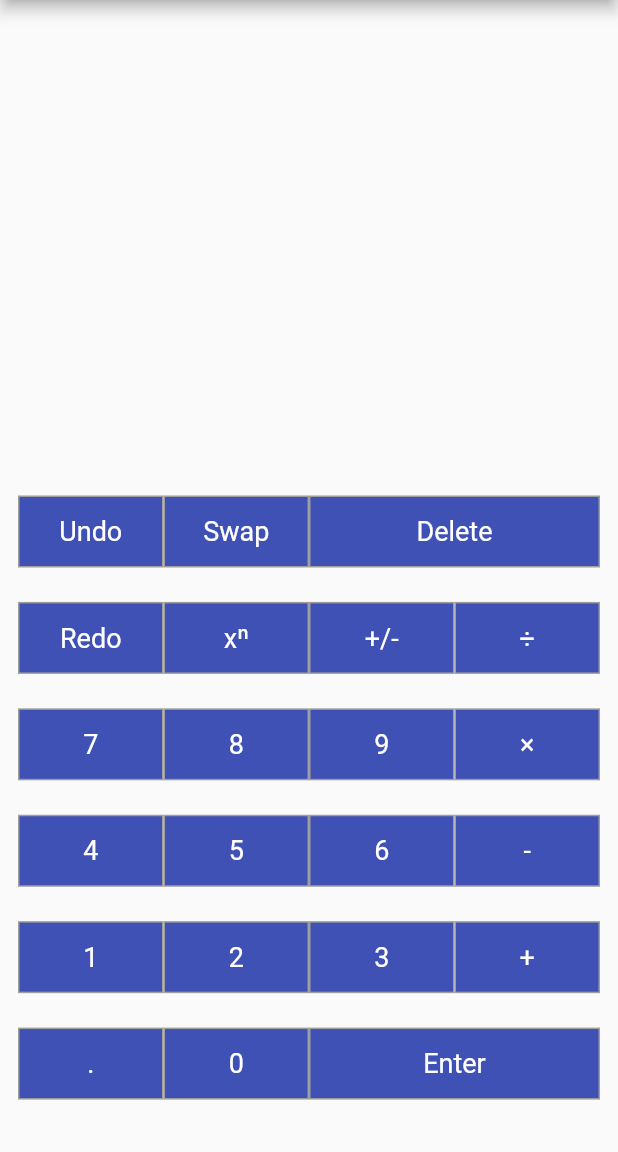
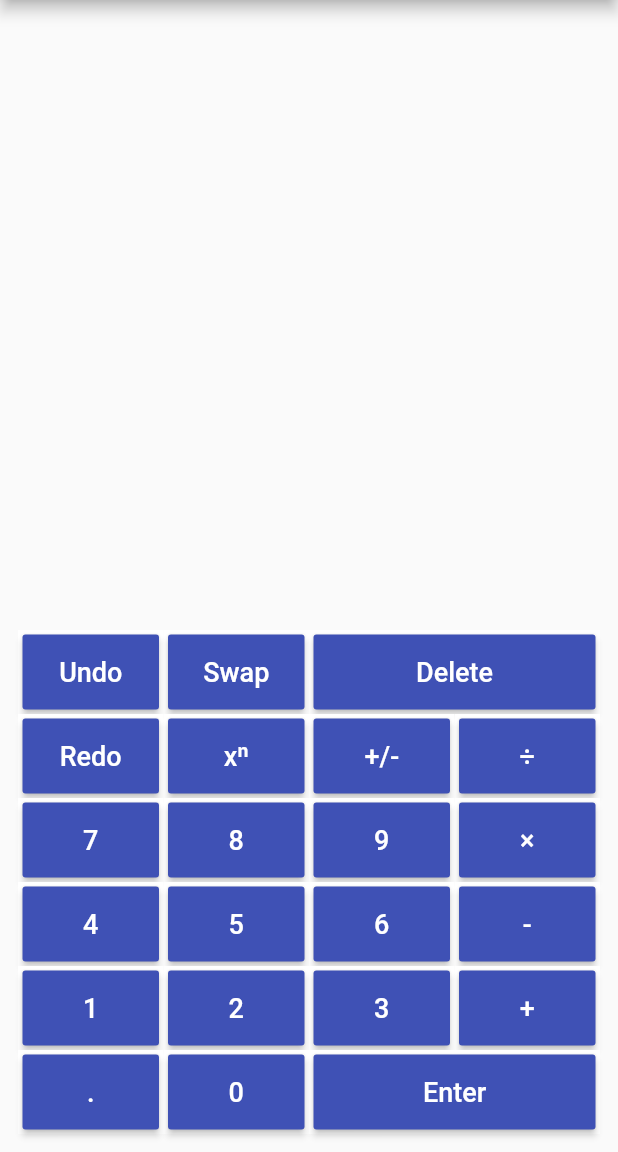
Before and after one commit to Fepelus/rpc, a Flutter app: the screen it shows after launch, on a phone screen of 412 x 824 dp, the part 84-1236 px from its top. Run offline on Flutter 3.47's test engine with Material 2 defaults, Android fonts, the phone set to English and light mode, and no system bars; our stand-ins replace built_collection.

Commit message:
Revert hand-crafted buttons to Flutter buttons

```diff
--- a/Flutter/lib/main.dart
+++ b/Flutter/lib/main.dart
@@ -146,16 +146,15 @@ class CalcKey extends AbCalcKey {
         flex: this.flex,
         child: new Container(
             decoration: new BoxDecoration(
-              color: Colors.indigo,
-
               border: new Border.all(
-                color: Colors.grey,
-                width: 1.0,
+                color: Colors.white,
+                width: 3.0,
               ),
             ),
-            constraints: new BoxConstraints(minHeight: 48.0),
-            child: new InkWell(
-              onTap: _onTap,
+            constraints: new BoxConstraints(minHeight: 56.0),
+            child: new RaisedButton(
+              color: Colors.indigo,
+              onPressed: _onTap,
                 child: new Center(
                     child: new Text(text,
                         style: new TextStyle(
@@ -266,7 +265,7 @@ class KeypadWidget extends StatelessWidget {
         padding: const EdgeInsets.all(12.0),
         child: new Column(
             mainAxisSize: MainAxisSize.max,
-            mainAxisAlignment: MainAxisAlignment.spaceEvenly,
+            mainAxisAlignment: MainAxisAlignment.end,
             children: <Widget>[
               new Row(mainAxisSize: MainAxisSize.min, children: <Widget>[
                 keypadWidgets.undoButton,
```
Also changed, not shown: 2 other files.
